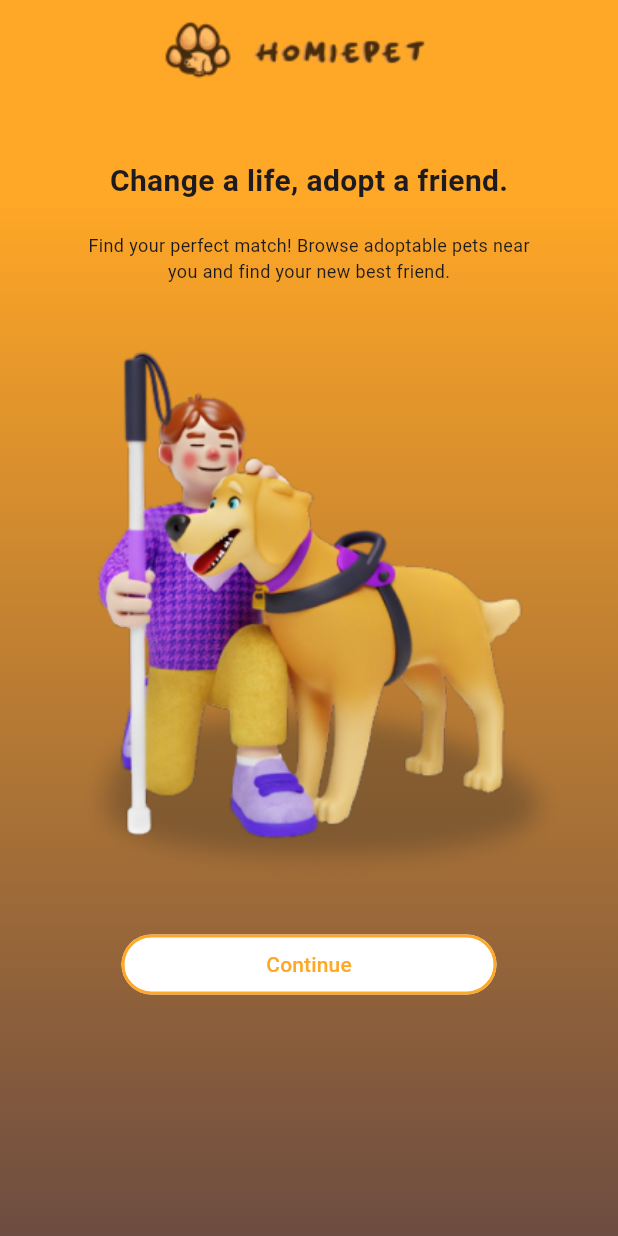
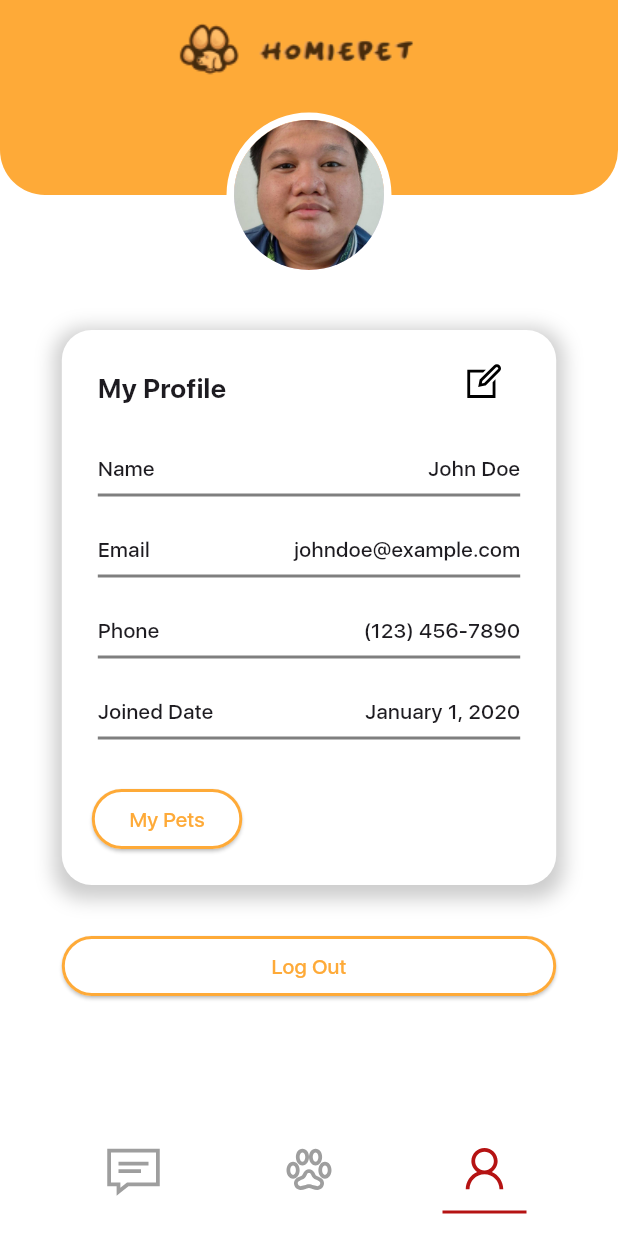
Before and after one commit to JoEdwrd/homiepet, a Flutter app: the screen it shows after launch, on a phone screen of 412 x 824 dp. Run offline on Flutter 3.47's test engine with Material 3 defaults, Android fonts, the light colour scheme and no system bars; our stand-ins replace line_awesome_flutter; project files that could hold a hidden picture were left out.

Commit message:
Added Profile Page and Navigation Bar

```diff
--- a/lib/main.dart
+++ b/lib/main.dart
@@ -4,19 +4,24 @@
 import 'pages/preference.dart';
 import 'pages/splash.dart';
 import 'pages/map.dart';
+import 'pages/profile.dart';
 // void main() {
 //   runApp(const RegisterPage());
 // }
-void main()=>runApp(MaterialApp(
-  initialRoute: '/splash',
-  routes: {
-    '/splash':(context)=>Splash(),
-    '/preference':(context)=>Preference(),
-    '/login':(context)=>LoginPage(),
-    '/register':(context)=>RegisterPage(),
-    '/map':(context)=>Map()
-  },
-));
+void main() => runApp(
+  MaterialApp(
+    theme: ThemeData(fontFamily: 'SanFrancisco'),
+    initialRoute: '/profile',
+    routes: {
+      '/splash' : (context) => Splash(),
+      '/preference' : (context) => Preference(),
+      '/login' : (context) => LoginPage(),
+      '/register' : (context) => RegisterPage(),
+      '/map' : (context) => Map(),
+      '/profile' : (context) => ProfilePage(),
+    },
+  )
+);
 
 
 // class MyApp extends StatefulWidget {
--- /dev/null
+++ b/lib/pages/profile.dart
@@ -0,0 +1,299 @@
+import 'package:flutter/material.dart';
+import 'package:line_awesome_flutter/line_awesome_flutter.dart';
+
+class ProfilePage extends StatefulWidget {
+  const ProfilePage({super.key});
+
+  @override
+  State<ProfilePage> createState() => _ProfilePageState();
+}
+
+class _ProfilePageState extends State<ProfilePage> {
+  int _selectedIndex = 2;
+
+  void _onIconTapped(int index) {
+    setState(() {
+      _selectedIndex = index;
+    });
+  }
+
+  @override
+  Widget build(BuildContext context) {
+    return Scaffold(
+      backgroundColor: Colors.white,
+      appBar: PreferredSize(
+        preferredSize: Size.fromHeight(130.0), // Increase the height
+        child: Stack(
+          clipBehavior: Clip.none, // Allow the profile picture to overflow
+          children: [
+            ClipRRect(
+              borderRadius: BorderRadius.vertical(
+                bottom: Radius.circular(30), // Add radius to the bottom
+              ),
+              child: AppBar(
+                backgroundColor: Color(0xffFEAA38),
+                automaticallyImplyLeading: false, // Disable the default leading behavior
+                title: Row(
+                  mainAxisAlignment: MainAxisAlignment.center,
+                  children: [
+                    // Padding(
+                    //   padding: const EdgeInsets.only(left: 1, top: 10), // Add padding to the left
+                    //   child: IconButton(
+                    //     onPressed: () {
+                    //       // Add your onPressed functionality here
+                    //     },
+                    //     icon: const Icon(LineAwesomeIcons.angle_left_solid),
+                    //   ),
+                    // ),
+                    Expanded(
+                      child: Center(
+                        child: Image.asset(
+                          'assets/appbarlogo.png',
+                          width: 180,
+                        ),
+                      ),
+                    ),
+                    // Padding(
+                    //   padding: const EdgeInsets.only(right: 1, top: 10), // Add padding to the right
+                    //   child: IconButton(
+                    //     onPressed: () {
+                    //       // Add your onPressed functionality here
+                    //     },
+                    //     icon: const Icon(LineAwesomeIcons.sliders_h_solid),
+                    //   ),
+                    // ),
+                  ],
+                ),
+              ),
+            ),
+            Positioned(
+              bottom: -55, // Adjust this value as needed to control overlap
+              left: 0, // Reset left positioning
+              right: 0, // Reset right positioning
+              child: Align(
+                alignment: Alignment.bottomCenter, // Center horizontally
+                child: Container(
+                  width: 110, // Adjust this value to increase size
+                  height: 110, // Adjust this value to increase size
+                  decoration: BoxDecoration(
+                    shape: BoxShape.circle,
+                    border: Border.all(
+                      color: Colors.white, // Border color
+                      width: 5, // Border width
+                    ),
+                  ),
+                  child: CircleAvatar(
+                    radius: 45, // Adjust radius to fit within the container
+                    backgroundImage: AssetImage(
+                      'assets/profile_picture.jpg',
+                    ),
+                  ),
+                ),
+              ),
+            ),
+          ],
+        ),
+      ),
+      body: Column(
+        children: [
+          Align(
+            alignment: Alignment.topCenter, // Position the Stack towards the top
+            child: Padding(
+              padding: const EdgeInsets.only(top: 90.0), // Adjust this value as needed
+              child: Column(
+                children: [
+                  Stack(
+                    children: [
+                      Container(
+                        width: MediaQuery.of(context).size.width * 0.8,
+                        height: 370,
+                        padding: EdgeInsets.only(left: 24, right: 24, top: 10),
+                        decoration: BoxDecoration(
+                          color: Colors.white,
+                          borderRadius: BorderRadius.circular(20),
+                          boxShadow: [
+                            BoxShadow(
+                              color: Colors.black.withOpacity(0.2),
+                              spreadRadius: 5,
+                              blurRadius: 10,
+                              offset: Offset(0, 4),
+                            ),
+                          ],
+                        ),
+                        child: Column(
+                          crossAxisAlignment: CrossAxisAlignment.start,
+                          children: [
+                            Row(
+                              children: [
+                                Padding(
+                                  padding: const EdgeInsets.only(top: 10.0, right: 5),
+                                  child: Text(
+                                    'My Profile',
+                                    style: TextStyle(
+                                      fontSize: 18,
+                                      fontWeight: FontWeight.bold,
+                                    ),
+                                  ),
+                                ),
+                                Spacer(), // Pushes the icon to the far right
+                                IconButton(
+                                  onPressed: () {
+                                    // Add your onPressed functionality here
+                                  },
+                                  icon: Icon(LineAwesomeIcons.edit),
+                                  color: Colors.black,
+                                  iconSize: 30, // Increase the size of the icon
+                                ),
+                              ],
+                            ),
+                            SizedBox(height: 14),
+                            profileDataRow('Name', 'John Doe'),
+                            profileDataRow('Email', 'johndoe@example.com'),
+                            profileDataRow('Phone', '(123) 456-7890'),
+                            profileDataRow('Joined Date', 'January 1, 2020'),
+                          ],
+                        ),
+                      ),
+                      Positioned(
+                        bottom: 20, // Adjust this value as needed
+                        left: 20, // Adjust this value as needed
+                        child: ElevatedButton(
+                          onPressed: () {
+                            // Add your onPressed functionality here
+                          },
+                          style: ElevatedButton.styleFrom(
+                            backgroundColor: Colors.white, // Button background color
+                            foregroundColor: Color(0xffFEAA38), // Text color
+                            side: BorderSide(color: Color(0xffFEAA38), width: 2), // Border color and width
+                            shape: RoundedRectangleBorder(
+                              borderRadius: BorderRadius.circular(20), // Border radius
+                            ),
+                            padding: EdgeInsets.symmetric(horizontal: 25, vertical: 5), // Button padding
+                          ),
+                          child: Text('My Pets'),
+                        ),
+                      ),
+                      // Positioned(
+                      //   bottom: 15, // Adjust this value as needed
+                      //   right: 18, // Adjust this value as needed
+                      //   child: TextButton(
+                      //     onPressed: () {
+                      //       // Add your onPressed functionality here
+                      //     },
+                      //     child: Text(
+                      //       'Privacy Policy',
+                      //       style: TextStyle(
+                      //         color: Colors.black, // Link color
+                      //       ),
+                      //     ),
+                      //   ),
+                      // ),
+                    ],
+                  ),
+                  SizedBox(height: 30), // Space between the container and the log out button
+                  ElevatedButton(
+                    onPressed: () {
+                      // Add your onPressed functionality here
+                    },
+                    style: ElevatedButton.styleFrom(
+                      minimumSize: Size(MediaQuery.of(context).size.width * 0.8, 40), // Button width and height
+                      backgroundColor: Colors.white, // Button background color
+                      foregroundColor: Color(0xffFEAA38), // Text color
+                      side: BorderSide(color: Color(0xffFEAA38), width: 2), // Border color and width
+                      shape: RoundedRectangleBorder(
+                        borderRadius: BorderRadius.circular(20), // Border radius
+                      ),
+                      padding: EdgeInsets.symmetric(horizontal: 25, vertical: 5), // Button padding
+                    ),
+                    child: Text('Log Out'),
+                  ),
+                ],
+              ),
+            ),
+          ),
+          Spacer(), // Pushes the navigation bar to the bottom
+          Container(
+            padding: EdgeInsets.symmetric(vertical: 15),
+            decoration: BoxDecoration(
+              color: Colors.white,
+              // border: Border(
+              //   top: BorderSide(color: Colors.black.withOpacity(0.1), width: 1),
+              // ),
+            ),
+            child: Row(
+              mainAxisAlignment: MainAxisAlignment.spaceEvenly,
+              children: [
+                Container(
+                  decoration: BoxDecoration(
+                    border: Border(
+                      bottom: _selectedIndex == 0 ? BorderSide(color: Color(0xffB51313), width: 2) : BorderSide(color: Colors.transparent),
+                    )
+                  ),
+                  child: IconButton(
+                    onPressed: () => _onIconTapped(0),
+                    icon: Icon(LineAwesomeIcons.sms_solid),
+                    color: _selectedIndex == 0 ? Color(0xffB51313) : Colors.grey,
+                    iconSize: 40,
+                  ),
+                ),
+                Container(
+                  decoration: BoxDecoration(
+                      border: Border(
+                        bottom: _selectedIndex == 1 ? BorderSide(color: Color(0xffB51313), width: 2) : BorderSide(color: Colors.transparent),
+                      )
+                  ),
+                  child: IconButton(
+                    onPressed: () => _onIconTapped(1),
+                    icon: Icon(LineAwesomeIcons.paw_solid),
+                    color: _selectedIndex == 1 ? Color(0xffB51313) : Colors.grey,
+                    iconSize: 40,
+                  ),
+                ),
+                Container(
+                  decoration: BoxDecoration(
+                      border: Border(
+                        bottom: _selectedIndex == 2 ? BorderSide(color: Color(0xffB51313), width: 2) : BorderSide(color: Colors.transparent),
+                      )
+                  ),
+                  child: IconButton(
+                    onPressed: () => _onIconTapped(2),
+                    icon: Icon(LineAwesomeIcons.user_solid),
+                    color: _selectedIndex == 2 ? Color(0xffB51313) : Colors.grey,
+                    iconSize: 40,
+                  ),
+                ),
+              ],
+            ),
+          ),
+        ],
+      ),
+    );
+  }
+}
+
+Widget profileDataRow(String attribute, String value) {
+  return Column(
+    crossAxisAlignment: CrossAxisAlignment.start,
+    children: [
+      SizedBox(height: 10,),
+      Row(
+        mainAxisAlignment: MainAxisAlignment.spaceBetween,
+        children: [
+          Text(
+            attribute,
+            style: TextStyle(fontSize: 14),
+          ),
+          Text(
+            value,
+            style: TextStyle(fontSize: 14),
+          ),
+        ],
+      ),
+      Divider(
+        color: Colors.black.withOpacity(0.5), // More visible divider color
+        thickness: 2, // Increase the thickness of the divider
+      ),
+      SizedBox(height: 8),
+    ],
+  );
+}
```
Also changed, not shown: pubspec.yaml (+17 -6 lines), assets/profile_picture.jpg (added), fonts/sf-ui-display-bold-600.otf (added), fonts/sf-ui-display-light-300.otf (added), fonts/sf-ui-display-medium-400.otf (added), fonts/sf-ui-display-semibold-500.otf (added), fonts/sf-ui-display-thin-200.otf (added), fonts/sf-ui-display-ultralight-100.otf (added), pubspec.lock.
